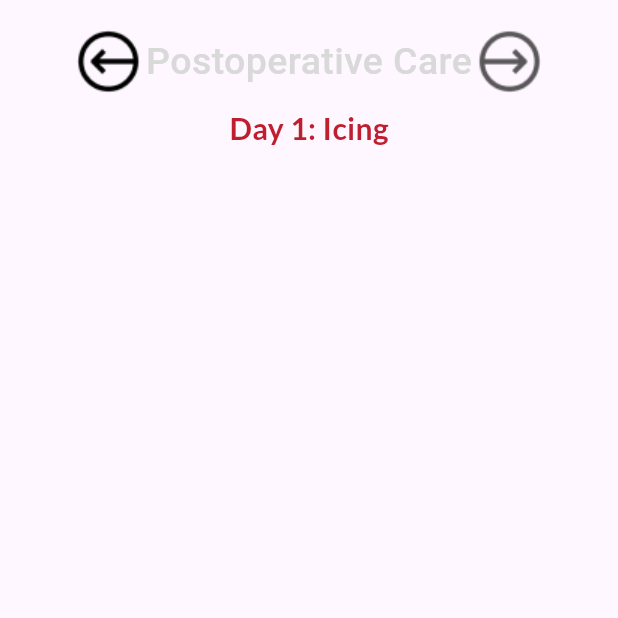
After one commit to coar14/hiphab_hiptherapy, a Flutter app: the ProgramCare screen opened directly, after a tap on "Icing", on a phone screen of 412 x 824 dp, the top half of it. The commit adds this screen. Run offline on Flutter 3.47's test engine with Material 3 defaults, Android fonts, the phone set to English and light mode, and no system bars; our stand-ins replace fl_chart, flutter_screenutil, google_fonts, percent_indicator.

Commit message:
for programs instructions

```diff
--- a/lib/screens/program_care.dart
+++ b/lib/screens/program_care.dart
@@ -1,6 +1,7 @@
 import 'package:flutter/material.dart';
 import 'package:google_fonts/google_fonts.dart';
 import 'package:therapy/screens/prog_instruct.dart';
+import 'package:therapy/screens/program_start.dart';
 import 'package:therapy/screens/therapy.dart';
 import 'package:therapy/themes/app_image.dart';
 import 'package:therapy/themes/const_style.dart';
@@ -95,12 +96,16 @@ class ProgramCare extends StatelessWidget {
                         image: AppImages.icing,
                         title: 'Icing',
                         subTitle: '4 hours, rest in between',
+                        context:
+                            context, // Pass the context from the parent widget
+                        navigateTo:
+                            ProgramStart(), // Widget to navigate to when tapped
                       ),
                       const SizedBox(height: 10),
                       _buildImageWithText(
                         image: AppImages.ankle,
                         title: 'Ankle Pumping',
-                        subTitle: '3 sec hold, 10-15 times',
+                        subTitle: '3 sec hold, 10-15 times', context: context, navigateTo: const ProgramStart(),
                       ),
                       const SizedBox(height: 20),
                       Text(
@@ -114,13 +119,13 @@ class ProgramCare extends StatelessWidget {
                       _buildImageWithText(
                         image: AppImages.dangle,
                         title: 'Sitting Dangle',
-                        subTitle: '10 reps, 2x daily',
+                        subTitle: '10 reps, 2x daily', context: context, navigateTo: const ProgramStart(),
                       ),
                       const SizedBox(height: 10),
                       _buildImageWithText(
                         image: AppImages.leg,
                         title: 'Sitting Leg Raises',
-                        subTitle: '10 reps, 2x daily',
+                        subTitle: '10 reps, 2x daily',context: context, navigateTo: const ProgramStart()
                       ),
                       const SizedBox(height: 20),
                       Text(
@@ -134,13 +139,13 @@ class ProgramCare extends StatelessWidget {
                       _buildImageWithText(
                         image: AppImages.march,
                         title: 'Alternating March',
-                        subTitle: '10 reps, 2x daily',
+                        subTitle: '10 reps, 2x daily',context: context, navigateTo: const ProgramStart()
                       ),
                       const SizedBox(height: 10),
                       _buildImageWithText(
                         image: AppImages.squats,
                         title: 'Mini Squats',
-                        subTitle: '10 reps, 2x daily',
+                        subTitle: '10 reps, 2x daily',context: context, navigateTo: const ProgramStart()
                       ),
                       const SizedBox(height: 35),
                       GestureDetector(
@@ -160,7 +165,8 @@ class ProgramCare extends StatelessWidget {
                               color: aRed,
                             ),
                             child: Center(
-                          child: Text('Add Program',
+                              child: Text(
+                                'Add Program',
                                 textAlign: TextAlign.center,
                                 style: GoogleFonts.leagueSpartan(
                                   fontWeight: FontWeight.w400,
@@ -169,8 +175,7 @@ class ProgramCare extends StatelessWidget {
                                 ),
                               ),
                             ),
-                      )
-                      ),
+                          )),
                     ],
                   ),
                 ),
@@ -186,8 +191,19 @@ class ProgramCare extends StatelessWidget {
     required String image,
     required String title,
     required String subTitle,
+     required BuildContext context, // Pass the BuildContext from the parent widget
+  required Widget navigateTo,
   }) {
-    return Container(
+    return GestureDetector(
+    onTap: () {
+      Navigator.push(
+        context,
+        MaterialPageRoute(
+          builder: (context) => navigateTo,
+        ),
+      );
+    },
+    child: Container(
       height: 113,
       width: 353,
       decoration: BoxDecoration(
@@ -196,8 +212,7 @@ class ProgramCare extends StatelessWidget {
         image: DecorationImage(
             image: AssetImage(image),
             alignment: Alignment.centerLeft,
-          fit: BoxFit.fitHeight
-        ),
+            fit: BoxFit.fitHeight),
       ),
       child: Padding(
         padding: const EdgeInsets.only(top: 30, left: 160),
@@ -221,6 +236,7 @@ class ProgramCare extends StatelessWidget {
           ],
         ),
       ),
+    ),
     );
   }
 }
--- a/lib/screens/program_detail.dart
+++ b/lib/screens/program_detail.dart
@@ -85,6 +85,7 @@ class ProgramDetail extends StatelessWidget {
                   image: const DecorationImage(
                     image: AssetImage(AppImages.postop))
                 ),
+
                 child:Row(
                   mainAxisAlignment: MainAxisAlignment.spaceBetween,
                   children: [
@@ -117,7 +118,9 @@ class ProgramDetail extends StatelessWidget {
                     )
                   ],
                 ),
+
                 ),
+
                ),
             ],
           ),
--- /dev/null
+++ b/lib/screens/program_start.dart
@@ -0,0 +1,71 @@
+import 'package:flutter/material.dart';
+import 'package:google_fonts/google_fonts.dart';
+import 'package:therapy/programs/program_progress.dart';
+import 'package:therapy/screens/program_detail.dart';
+import 'package:therapy/themes/app_image.dart';
+import 'package:therapy/themes/const_style.dart';
+
+class ProgramStart extends StatelessWidget {
+  const ProgramStart({Key? key}) : super(key: key);
+
+  @override
+  Widget build(BuildContext context) {
+    return Scaffold(
+      body: SafeArea(
+        child: Padding(
+          padding: const EdgeInsets.only(top: 16.0), // Add desired padding here
+          child: Column(
+            children: [
+              Row(
+                mainAxisAlignment: MainAxisAlignment.center,
+                children: [
+                  GestureDetector(
+                    onTap: () {
+                      Navigator.push(
+                        context,
+                        MaterialPageRoute(
+                          builder: (context) => const ProgramDetail(),
+                        ),
+                      );
+                    },
+                    child: Image.asset(AppImages.back),
+                  ),
+                  Text(
+                    'Postoperative Care',
+                    style: GoogleFonts.leagueSpartan(
+                      fontSize: 25,
+                      fontWeight: FontWeight.w500,
+                      color: bGray,
+                    ),
+                  ),
+                  GestureDetector(
+                    onTap: () {
+                      Navigator.push(
+                        context,
+                        MaterialPageRoute(
+                          builder: (context) => const ProgramProgress(),
+                        ),
+                      );
+                    },
+                    child: Image.asset(AppImages.arrownext),
+                  ),
+                ],
+              ),
+              const SizedBox(
+                height: 5,
+              ),
+              Text(
+                'Day 1: Icing',
+                style: GoogleFonts.lato(
+                  fontSize: 20,
+                  color: aRed,
+                  fontWeight: FontWeight.bold,
+                ),
+              ),
+            ],
+          ),
+        ),
+      ),
+    );
+  }
+}
--- a/lib/themes/app_image.dart
+++ b/lib/themes/app_image.dart
@@ -20,5 +20,6 @@ class AppImages {
   static const String squats = "${assetsPath}Rectangle 43.gif";
   static const String postop = "${assetsPath}Rectangle 7.png";
   static const String add = "${assetsPath}Plus Math.png";
+  static const String arrownext = "${assetsPath}arrownext.png";
 
 }
```
Also changed, not shown: lib/programs/program_progress.dart (added, +10 -0 lines), lib/screens/exercise_details.dart (+14 -2 lines), lib/screens/exercise_test.dart (added, +10 -0 lines), assets/arrownext.png (added), assets/home_exe.png (added), pubspec.lock, 1 other file. Lines whose indentation alone changed are shown as unchanged.
